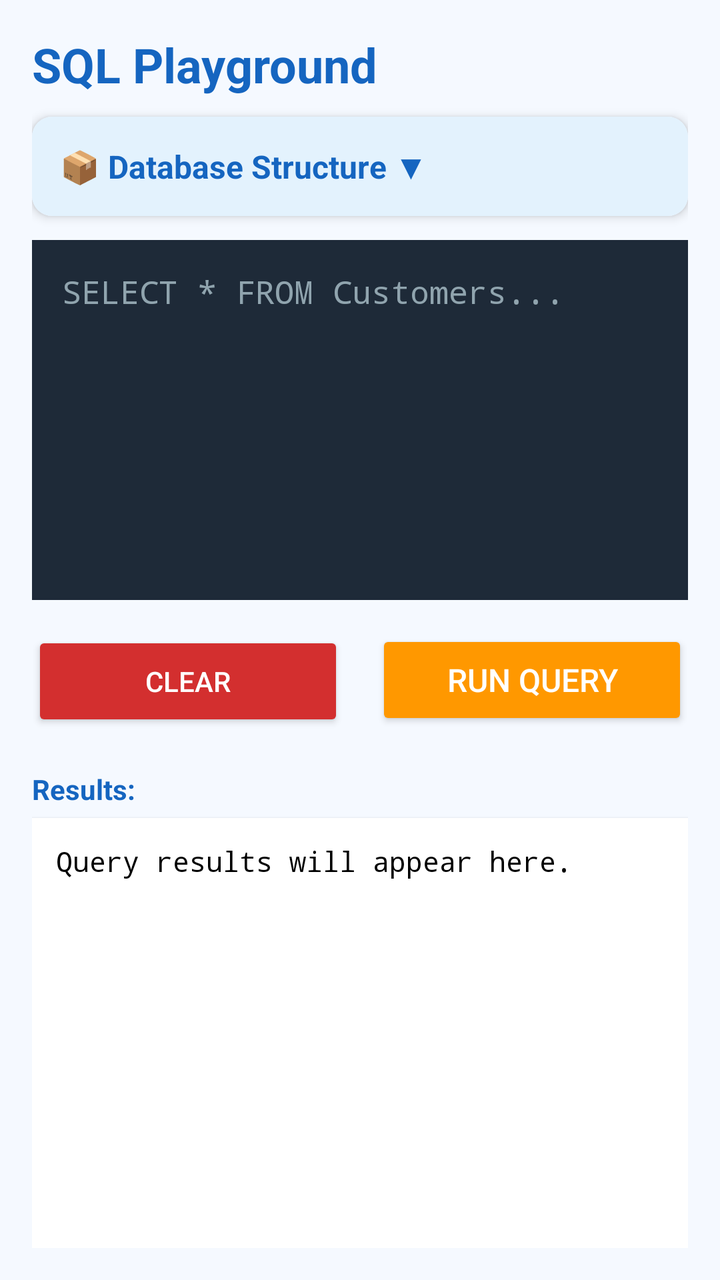
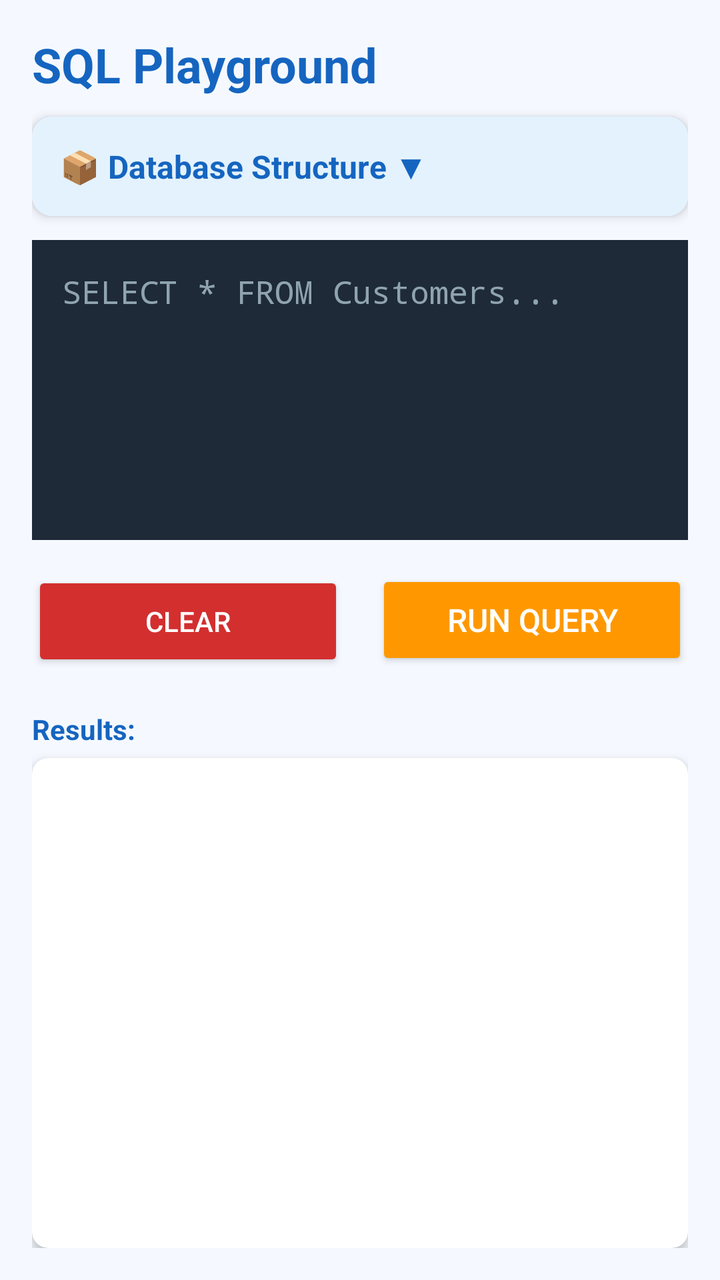

Two renders of the same Android screen: before a commit and after it. Below are the layout's source before the change and the commit's diff.
<!-- AndroidManifest.xml: application theme Theme.AppCompat.Light.NoActionBar -->
<!-- res/layout/activity_playground.xml -->
<ScrollView
    xmlns:android="http://schemas.android.com/apk/res/android"
    xmlns:app="http://schemas.android.com/apk/res-auto"
    android:layout_width="match_parent"
    android:layout_height="match_parent"
    android:fillViewport="true"
    android:background="#F5F9FF">

    <LinearLayout
        android:layout_width="match_parent"
        android:layout_height="wrap_content"
        android:orientation="vertical"
        android:padding="16dp">

    <TextView
        android:layout_width="match_parent"
        android:layout_height="wrap_content"
        android:text="SQL Playground"
        android:textSize="24sp"
        android:textStyle="bold"
        android:textColor="#1565C0"
        android:layout_marginBottom="10dp"/>

    
    <androidx.cardview.widget.CardView
        android:layout_width="match_parent"
        android:layout_height="wrap_content"
        android:layout_marginBottom="12dp"
        app:cardCornerRadius="10dp"
        app:cardElevation="3dp">

        <LinearLayout
            android:layout_width="match_parent"
            android:layout_height="wrap_content"
            android:orientation="vertical">

            
            <TextView
                android:id="@+id/tvDbTitle"
                android:layout_width="match_parent"
                android:layout_height="wrap_content"
                android:text="📦 Database Structure ▼"
                android:textStyle="bold"
                android:textSize="16sp"
                android:textColor="#1565C0"
                android:padding="14dp"
                android:background="#E3F2FD"/>

            
            <TextView
                android:id="@+id/tvDbStructure"
                android:layout_width="match_parent"
                android:layout_height="wrap_content"
                android:padding="12dp"
                android:fontFamily="monospace"
                android:textSize="14sp"
                android:textColor="#37474F"
                android:lineSpacingExtra="4dp"
                android:visibility="gone"/>
        </LinearLayout>
    </androidx.cardview.widget.CardView>



    <EditText
        android:id="@+id/etQuery"
        android:layout_width="match_parent"
        android:layout_height="180dp"
        android:background="#1E2A38"
        android:textColor="#FFFFFF"
        android:textColorHint="#90A4AE"
        android:fontFamily="monospace"
        android:gravity="top|start"
        android:hint="SELECT * FROM Customers..."
        android:padding="15dp"
        android:textSize="16sp"
        android:inputType="textMultiLine"/>

    <LinearLayout
        android:layout_width="match_parent"
        android:layout_height="wrap_content"
        android:orientation="horizontal"
        android:layout_marginTop="15dp"
        android:weightSum="2">

        <Button
            android:id="@+id/btnClear"
            android:layout_width="0dp"
            android:layout_height="wrap_content"
            android:layout_weight="1"
            android:text="CLEAR"
            android:textColor="#FFFFFF"
            android:backgroundTint="#D32F2F"
            android:layout_marginEnd="8dp"
            android:minHeight="50dp"/>

        <Button
            android:id="@+id/btnRun"
            android:layout_width="0dp"
            android:layout_height="wrap_content"
            android:layout_weight="1"
            android:text="RUN QUERY"
            android:textSize="16sp"
            android:textColor="#FFFFFF"
            android:backgroundTint="#FF9800"
            android:layout_marginStart="8dp"
            android:minHeight="50dp"/>
    </LinearLayout>

    <TextView
        android:layout_width="match_parent"
        android:layout_height="wrap_content"
        android:text="Results:"
        android:textStyle="bold"
        android:textColor="#1565C0"
        android:layout_marginTop="20dp"
        android:layout_marginBottom="5dp"/>

    <ScrollView
        android:layout_width="match_parent"
        android:layout_height="0dp"
        android:layout_weight="1"
        android:background="#FFFFFF"
        android:elevation="2dp"
        android:fillViewport="true"
        android:contentDescription="Results Area">

        <TextView
            android:id="@+id/tvResult"
            android:layout_width="match_parent"
            android:layout_height="wrap_content"
            android:padding="12dp"
            android:fontFamily="monospace"
            android:textColor="#000000"
            android:textSize="14sp"
            android:text="Query results will appear here."
            android:scrollbars="horizontal|vertical"/>
    </ScrollView>

    </LinearLayout>
</ScrollView>
<!-- resources referenced by this layout -->
<resources>

</resources>

<!-- the commit's change to res/layout/activity_playground.xml (unified diff, before → after) -->
@@ -1,141 +1,148 @@
-<ScrollView
+<?xml version="1.0" encoding="utf-8"?>
+<LinearLayout
     xmlns:android="http://schemas.android.com/apk/res/android"
     xmlns:app="http://schemas.android.com/apk/res-auto"
+    xmlns:tools="http://schemas.android.com/tools"
     android:layout_width="match_parent"
     android:layout_height="match_parent"
-    android:fillViewport="true"
-    android:background="#F5F9FF">
+    android:orientation="vertical"
+    android:background="#F5F9FF"
+    android:fitsSystemWindows="true"
+    android:padding="16dp">
 
     <LinearLayout
         android:layout_width="match_parent"
         android:layout_height="wrap_content"
-        android:orientation="vertical"
-        android:padding="16dp">
+        android:orientation="vertical">
 
-    <TextView
-        android:layout_width="match_parent"
-        android:layout_height="wrap_content"
-        android:text="SQL Playground"
-        android:textSize="24sp"
-        android:textStyle="bold"
-        android:textColor="#1565C0"
-        android:layout_marginBottom="10dp"/>
+        <TextView
+            android:layout_width="match_parent"
+            android:layout_height="wrap_content"
+            android:text="SQL Playground"
+            android:textSize="24sp"
+            android:textStyle="bold"
+            android:textColor="#1565C0"
+            android:layout_marginBottom="10dp"/>
 
-    
-    <androidx.cardview.widget.CardView
-        android:layout_width="match_parent"
-        android:layout_height="wrap_content"
-        android:layout_marginBottom="12dp"
-        app:cardCornerRadius="10dp"
-        app:cardElevation="3dp">
+        <androidx.cardview.widget.CardView
+            android:layout_width="match_parent"
+            android:layout_height="wrap_content"
+            android:layout_marginBottom="12dp"
+            app:cardCornerRadius="10dp"
+            app:cardElevation="3dp">
+
+            <LinearLayout
+                android:layout_width="match_parent"
+                android:layout_height="wrap_content"
+                android:orientation="vertical">
+
+                <TextView
+                    android:id="@+id/tvDbTitle"
+                    android:layout_width="match_parent"
+                    android:layout_height="wrap_content"
+                    android:text="📦 Database Structure ▼"
+                    android:textStyle="bold"
+                    android:textSize="16sp"
+                    android:textColor="#1565C0"
+                    android:padding="14dp"
+                    android:background="#E3F2FD"/>
+
+                <TextView
+                    android:id="@+id/tvDbStructure"
+                    android:layout_width="match_parent"
+                    android:layout_height="wrap_content"
+                    android:padding="12dp"
+                    android:fontFamily="monospace"
+                    android:textSize="14sp"
+                    android:textColor="#37474F"
+                    android:lineSpacingExtra="4dp"
+                    android:visibility="gone"/>
+            </LinearLayout>
+        </androidx.cardview.widget.CardView>
+
+        <EditText
+            android:id="@+id/etQuery"
+            android:layout_width="match_parent"
+            android:layout_height="150dp"
+            android:background="#1E2A38"
+            android:textColor="#FFFFFF"
+            android:textColorHint="#90A4AE"
+            android:fontFamily="monospace"
+            android:gravity="top|start"
+            android:hint="SELECT * FROM Customers..."
+            android:padding="15dp"
+            android:textSize="16sp"
+            android:inputType="textMultiLine"
+            android:importantForAccessibility="yes"/>
 
         <LinearLayout
             android:layout_width="match_parent"
             android:layout_height="wrap_content"
-            android:orientation="vertical">
+            android:orientation="horizontal"
+            android:layout_marginTop="15dp"
+            android:weightSum="2">
 
-            
-            <TextView
-                android:id="@+id/tvDbTitle"
-                android:layout_width="match_parent"
+            <Button
+                android:id="@+id/btnClear"
+                android:layout_width="0dp"
                 android:layout_height="wrap_content"
-                android:text="📦 Database Structure ▼"
-                android:textStyle="bold"
+                android:layout_weight="1"
+                android:text="CLEAR"
+                android:textColor="#FFFFFF"
+                android:backgroundTint="#D32F2F"
+                android:layout_marginEnd="8dp"
+                android:minHeight="50dp"/>
+
+            <Button
+                android:id="@+id/btnRun"
+                android:layout_width="0dp"
+                android:layout_height="wrap_content"
+                android:layout_weight="1"
+                android:text="RUN QUERY"
                 android:textSize="16sp"
-                android:textColor="#1565C0"
-                android:padding="14dp"
-                android:background="#E3F2FD"/>
+                android:textColor="#FFFFFF"
+                android:backgroundTint="#FF9800"
+                android:layout_marginStart="8dp"
+                android:minHeight="50dp"/>
+        </LinearLayout>
 
-            
-            <TextView
-                android:id="@+id/tvDbStructure"
-                android:layout_width="match_parent"
-                android:layout_height="wrap_content"
-                android:padding="12dp"
-                android:fontFamily="monospace"
-                android:textSize="14sp"
-                android:textColor="#37474F"
-                android:lineSpacingExtra="4dp"
-                android:visibility="gone"/>
-        </LinearLayout>
-    </androidx.cardview.widget.CardView>
+        <TextView
+            android:layout_width="match_parent"
+            android:layout_height="wrap_content"
+            android:text="Results:"
+            android:textStyle="bold"
+            android:textColor="#1565C0"
+            android:layout_marginTop="20dp"
+            android:layout_marginBottom="5dp"/>
 
-
-
-    <EditText
-        android:id="@+id/etQuery"
-        android:layout_width="match_parent"
-        android:layout_height="180dp"
-        android:background="#1E2A38"
-        android:textColor="#FFFFFF"
-        android:textColorHint="#90A4AE"
-        android:fontFamily="monospace"
-        android:gravity="top|start"
-        android:hint="SELECT * FROM Customers..."
-        android:padding="15dp"
-        android:textSize="16sp"
-        android:inputType="textMultiLine"/>
-
-    <LinearLayout
-        android:layout_width="match_parent"
-        android:layout_height="wrap_content"
-        android:orientation="horizontal"
-        android:layout_marginTop="15dp"
-        android:weightSum="2">
-
-        <Button
-            android:id="@+id/btnClear"
-            android:layout_width="0dp"
-            android:layout_height="wrap_content"
-            android:layout_weight="1"
-            android:text="CLEAR"
-            android:textColor="#FFFFFF"
-            android:backgroundTint="#D32F2F"
-            android:layout_marginEnd="8dp"
-            android:minHeight="50dp"/>
-
-        <Button
-            android:id="@+id/btnRun"
-            android:layout_width="0dp"
-            android:layout_height="wrap_content"
-            android:layout_weight="1"
-            android:text="RUN QUERY"
-            android:textSize="16sp"
-            android:textColor="#FFFFFF"
-            android:backgroundTint="#FF9800"
-            android:layout_marginStart="8dp"
-            android:minHeight="50dp"/>
     </LinearLayout>
 
-    <TextView
-        android:layout_width="match_parent"
-        android:layout_height="wrap_content"
-        android:text="Results:"
-        android:textStyle="bold"
-        android:textColor="#1565C0"
-        android:layout_marginTop="20dp"
-        android:layout_marginBottom="5dp"/>
-
-    <ScrollView
+    <androidx.cardview.widget.CardView
         android:layout_width="match_parent"
         android:layout_height="0dp"
         android:layout_weight="1"
-        android:background="#FFFFFF"
-        android:elevation="2dp"
-        android:fillViewport="true"
-        android:contentDescription="Results Area">
+        app:cardCornerRadius="8dp"
+        app:cardElevation="4dp"
+        app:cardBackgroundColor="#FFFFFF">
 
-        <TextView
-            android:id="@+id/tvResult"
+        <HorizontalScrollView
             android:layout_width="match_parent"
-            android:layout_height="wrap_content"
-            android:padding="12dp"
-            android:fontFamily="monospace"
-            android:textColor="#000000"
-            android:textSize="14sp"
-            android:text="Query results will appear here."
-            android:scrollbars="horizontal|vertical"/>
-    </ScrollView>
+            android:layout_height="match_parent"
+            android:fillViewport="true">
 
-    </LinearLayout>
-</ScrollView>
+            <ScrollView
+                android:layout_width="wrap_content"
+                android:layout_height="match_parent"
+                android:fillViewport="true">
+
+                <TableLayout
+                    android:id="@+id/tableResult"
+                    android:layout_width="wrap_content"
+                    android:layout_height="wrap_content"
+                    android:paddingBottom="10dp"/>
+
+            </ScrollView>
+        </HorizontalScrollView>
+    </androidx.cardview.widget.CardView>
+
+</LinearLayout>
